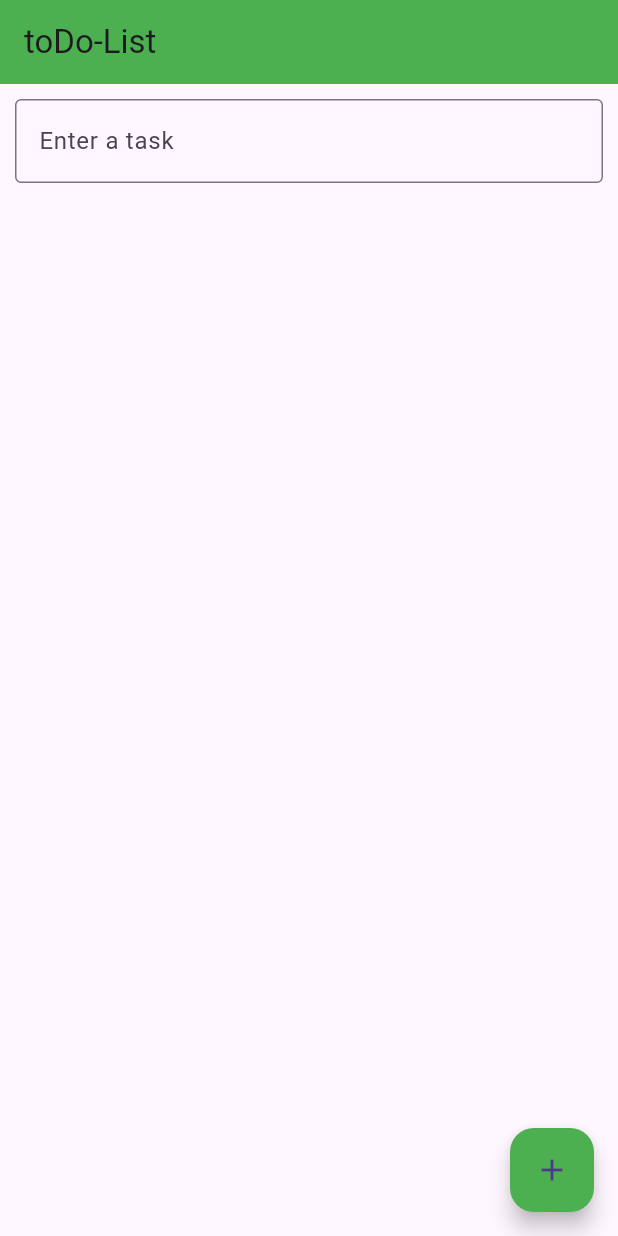
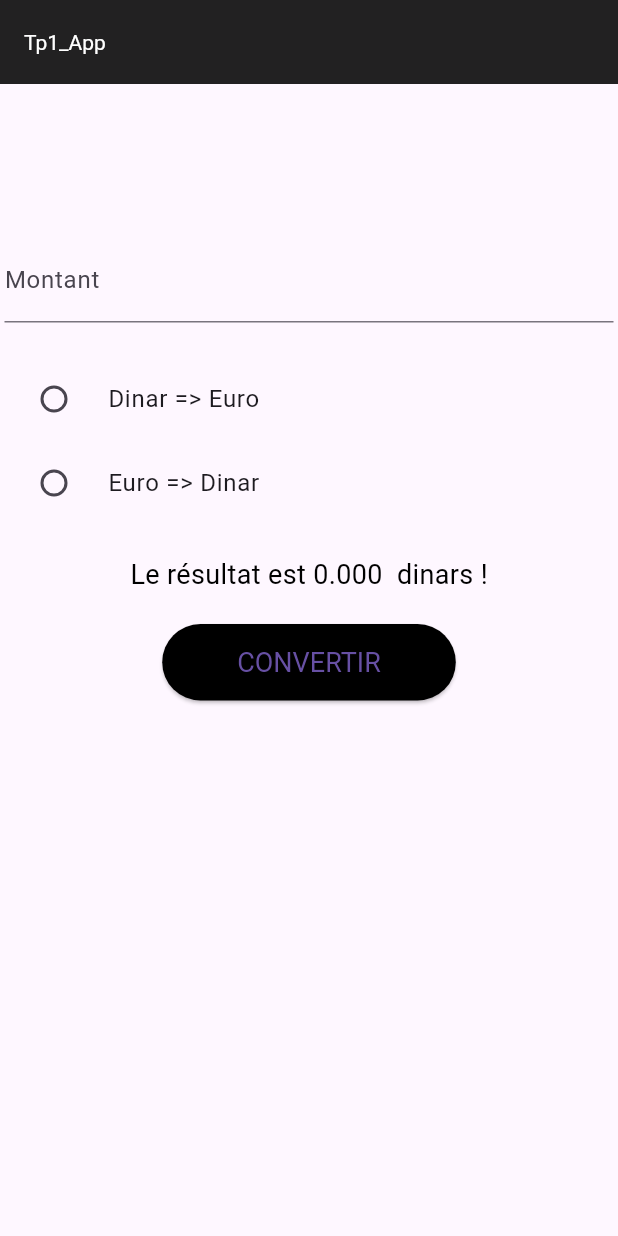
Before and after one commit to OchAbdo/Flutter_Tp, a Flutter app: the screen it shows after launch, on a phone screen of 412 x 824 dp. Run offline on Flutter 3.47's test engine with Material 3 defaults, Android fonts, the phone set to English and light mode, and no system bars.

Commit message:
ajoute tp1

```diff
--- a/lib/main.dart
+++ b/lib/main.dart
@@ -7,68 +7,90 @@ void main() {
 class MyApp extends StatelessWidget {
   @override
   Widget build(BuildContext context) {
-    return MaterialApp(home: PageHomeConvertisseur());
+    return MaterialApp(home: PageHomeC());
   }
 }
 
-class PageHomeConvertisseur extends StatefulWidget {
-  PageHomeConvertisseurState createState() => PageHomeConvertisseurState();
+class PageHomeC extends StatefulWidget {
+  @override
+  State<StatefulWidget> createState() => PageHomeCState();
 }
 
-class PageHomeConvertisseurState extends State<PageHomeConvertisseur> {
-  TextEditingController task = TextEditingController();
-  List<String> listTask = [];
+class PageHomeCState extends State<PageHomeC> {
+  TextEditingController mont = TextEditingController();
+  double resultat = 0;
+  String selectbtnR = "";
 
-  void addtask() {
+  void convertir() {
     setState(() {
-      listTask.add(task.text);
-    });
-  }
-
-  void deletefrom(int x) {
-    setState(() {
-      listTask.removeAt(x);
+      double montant = double.tryParse(mont.text) ?? 0;
+      if (selectbtnR == "etd") {
+        resultat = montant * 3.4; // Exemple de taux de conversion
+      } else {
+        resultat = montant / 3.4; // Exemple de taux de conversion
+      }
     });
   }
 
   @override
   Widget build(BuildContext context) {
     return Scaffold(
-      appBar: AppBar(title: Text("toDo-List"), backgroundColor: Colors.green),
+      appBar: AppBar(
+        title: Text("Tp1_App"),
+        titleTextStyle: TextStyle(color: Colors.white),
+        backgroundColor: Colors.black87,
+      ),
       body: Center(
         child: Column(
-          //mainAxisAlignment: MainAxisAlignment.center,
           crossAxisAlignment: CrossAxisAlignment.center,
           children: [
+            SizedBox(height: 100),
             Padding(
-              padding: EdgeInsetsGeometry.all(10),
+              padding: EdgeInsetsGeometry.all(3),
               child: TextField(
-                controller: task,
-                decoration: InputDecoration(
-                  border: OutlineInputBorder(),
-                  labelText: "Enter a task",
-                ),
+                controller: mont,
+                decoration: InputDecoration(labelText: "Montant"),
               ),
             ),
-            Expanded(
-              child: ListView.builder(
-                itemCount: listTask.length,
-                itemBuilder: (context, i) {
-                  return ListTile(
-                    title: Text(listTask[i]),
-                    onLongPress: () => deletefrom(i),
-                  );
-                },
+            SizedBox(height: 20),
+            RadioListTile(
+              title: Text("Dinar => Euro"),
+              value: "dte",
+              groupValue: selectbtnR,
+              onChanged: (value) {
+                setState(() {
+                  selectbtnR = value.toString();
+                });
+              },
+            ),
+            RadioListTile(
+              title: Text("Euro => Dinar"),
+              value: "etd",
+              groupValue: selectbtnR,
+              onChanged: (value) {
+                setState(() {
+                  selectbtnR = value.toString();
+                });
+              },
+            ),
+            SizedBox(height: 20),
+            Text(
+              "Le résultat est ${resultat.toStringAsFixed(3)}  dinars !",
+              style: TextStyle(color: Colors.black, fontSize: 18),
+            ),
+            SizedBox(height: 20),
+            ElevatedButton(
+              onPressed: convertir,
+              child: Text("CONVERTIR"),
+              style: ElevatedButton.styleFrom(
+                backgroundColor: Colors.black,
+                padding: EdgeInsets.symmetric(horizontal: 50, vertical: 15),
+                textStyle: TextStyle(fontSize: 18, color: Colors.white),
               ),
             ),
           ],
         ),
       ),
-      floatingActionButton: FloatingActionButton(
-        onPressed: addtask,
-        child: Icon(Icons.add),
-        backgroundColor: Colors.green,
-      ),
     );
   }
 }
```
